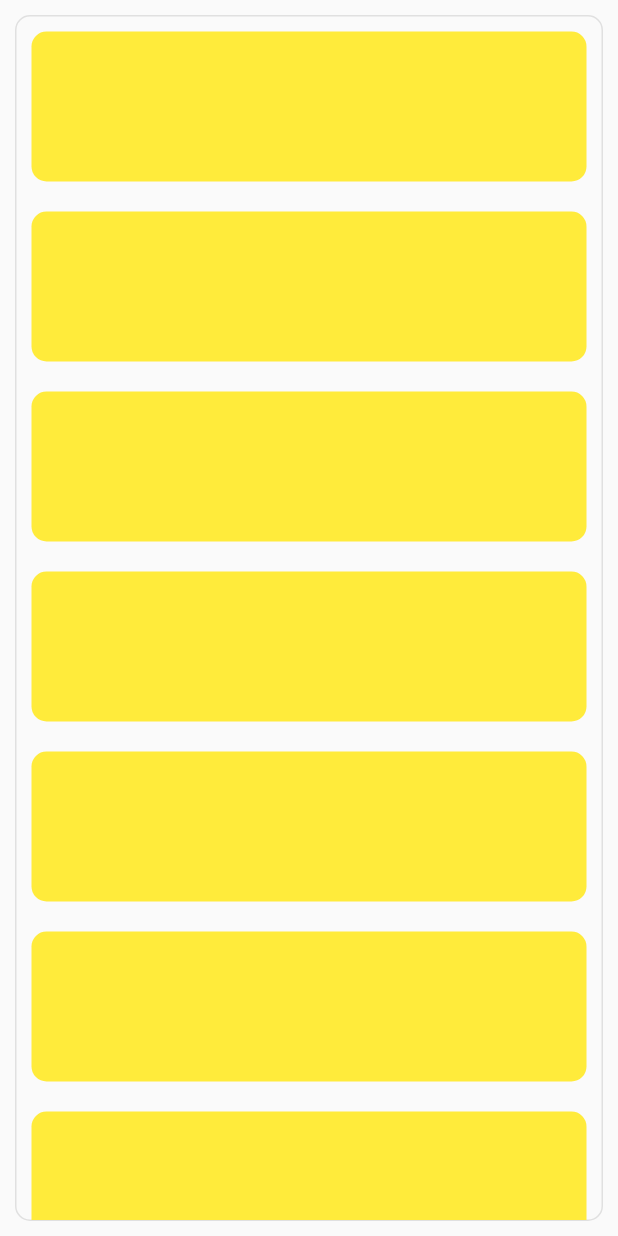
After one commit to ReamChandara/ocwc-tracking-project-web, a Flutter app: the ListWorkerScreen screen opened by its route, on a phone screen of 412 x 824 dp. The commit adds this screen. Run offline on Flutter 3.47's test engine with Material 3 defaults, Android fonts, the phone set to English and light mode, and no system bars; our stand-ins replace get, get_storage, mask_text_input_formatter, rflutter_alert; accounts and stored records are empty; network calls fail.

```diff
--- a/lib/screen/home_screen.dart
+++ b/lib/screen/home_screen.dart
@@ -83,9 +83,9 @@ class HomeScreen extends GetView<WorkerController> {
                         ),
                         inactiveThumbImage:
                             const AssetImage('assets/images/english_flag.png'),
-                        value: controller.switchValue.value,
+                        value: controller.changValue.value,
                         onChanged: (value) {
-                          controller.changeSwitch(value);
+                          controller.changeLang(value);
                         });
                   }),
                 ],
--- /dev/null
+++ b/lib/screen/list_worker_screen.dart
@@ -0,0 +1,32 @@
+import 'package:flutter/material.dart';
+
+class ListWorkerScreen extends StatelessWidget {
+  const ListWorkerScreen({super.key});
+
+  @override
+  Widget build(BuildContext context) {
+    return Scaffold(
+      body: Center(
+        child: Container(
+          width: 500,
+          margin: const EdgeInsets.symmetric(horizontal: 10, vertical: 10),
+          decoration: BoxDecoration(
+            border: Border.all(color: Colors.grey.shade300),
+            borderRadius: BorderRadius.circular(10),
+          ),
+          child: ListView.builder(
+              itemCount: 10,
+              itemBuilder: (context, index) {
+                return Container(
+                  height: 100,
+                  margin: const EdgeInsets.all(10),
+                  decoration: BoxDecoration(
+                      color: Colors.yellow,
+                      borderRadius: BorderRadius.circular(10)),
+                );
+              }),
+        ),
+      ),
+    );
+  }
+}
--- a/lib/widget/phone_screen_widget.dart
+++ b/lib/widget/phone_screen_widget.dart
@@ -32,9 +32,9 @@ class PhoneScreen extends StatelessWidget {
               ),
               inactiveThumbImage:
                   const AssetImage('assets/images/english_flag.png'),
-              value: controller.switchValue.value,
+              value: controller.changValue.value,
               onChanged: (value) {
-                controller.changeSwitch(value);
+                controller.changeLang(value);
               });
         }),
       ],
--- a/lib/widget/web_screen_widget.dart
+++ b/lib/widget/web_screen_widget.dart
@@ -651,9 +651,9 @@ class WebNewScreen extends StatelessWidget {
               ),
               inactiveThumbImage:
                   const AssetImage('assets/images/english_flag.png'),
-              value: controller.switchValue.value,
+              value: controller.changValue.value,
               onChanged: (value) {
-                controller.changeSwitch(value);
+                controller.changeLang(value);
               });
         }),
       ],
```
Also changed, not shown: lib/controller/worker_controller.dart (+22 -12 lines), lib/main.dart (+5 -3 lines).
